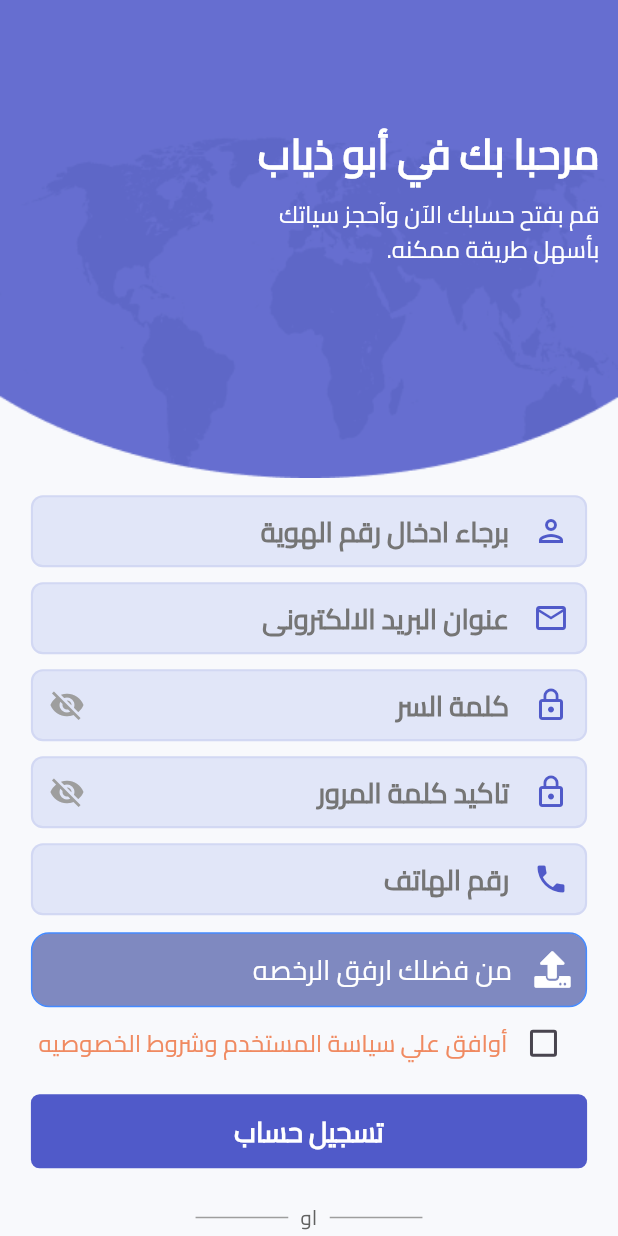
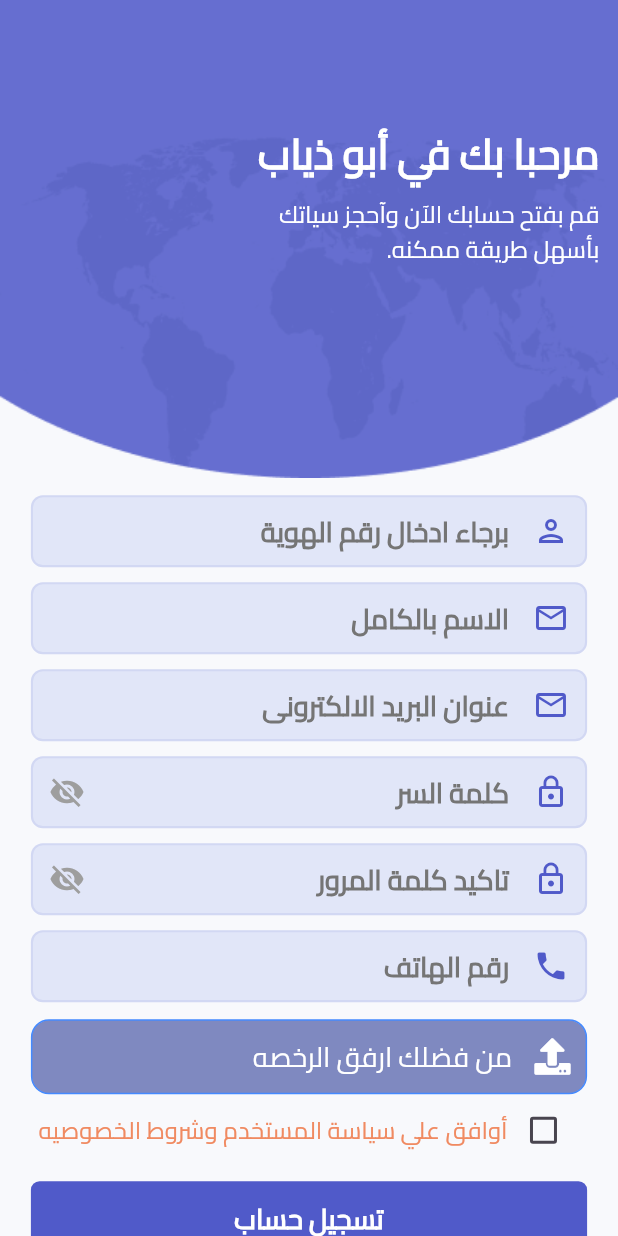
Before and after one commit to devTantawii/AD-mobile-v2.0.0, a Flutter app: the RegisterPage screen opened directly, on a phone screen of 412 x 824 dp. Run offline on Flutter 3.47's test engine with Material 3 defaults, Android fonts, the phone set to English and light mode, and no system bars; drawn by our look-alikes of bounce; our stand-ins replace auto_size_text, bloc, carousel_slider, dio, dotted_border, equatable and 21 more; missing offline and left inert: flutter_device_type, new_version, pay, top_modal_sheet, widget_zoom; accounts and stored records are empty; network calls fail; project files that could hold a hidden picture were left out.

Commit message:
chang build version number - add a user name in register Screen - add a validation on phone number  in register Screen - add regex saudi phone number  validation

```diff
--- a/devtools_options.yaml
+++ b/devtools_options.yaml
@@ -1 +1,2 @@
 extensions:
+  - provider: true
--- a/lib/modules/auth/register/presentaion/bloc/register_cubit.dart
+++ b/lib/modules/auth/register/presentaion/bloc/register_cubit.dart
@@ -33,7 +33,7 @@ class RegisterCubit extends Cubit<RegisterState> {
   }
 
   Future<void> userRegister({
-    String name = "TestName",
+    required String name ,
     required String email,
     required String phone,
     required String password,
--- a/lib/modules/auth/register/presentaion/pages/register_page.dart
+++ b/lib/modules/auth/register/presentaion/pages/register_page.dart
@@ -140,6 +140,20 @@ class _RegisterPageState extends State<RegisterPage> {
                                              context, value),
                                      auth: true,
                                    ),
+
+                                   SizedBox(height: 10),
+                                   ADPrimTextForm(
+                                     controller: userNameController,
+                                     type: TextInputType.text,
+                                     label: locale.isDirectionRTL(context)
+                                         ? "الاسم بالكامل"
+                                          : "Full User Name",
+                                     pIcon: Icons.email_outlined,
+                                     validat: (value) =>
+                                         FormValidator.nameValidate(
+                                             context, value),
+                                     auth: true,
+                                   ),
                                    SizedBox(height: 10),
                                    ADPrimTextForm(
                                      controller: emailController,
@@ -151,6 +165,8 @@ class _RegisterPageState extends State<RegisterPage> {
                                              context, value),
                                      auth: true,
                                    ),
+
+
                                    SizedBox(height: 10),
                                    ADPrimTextForm(
                                      controller: passwordController,
@@ -395,9 +411,8 @@ class _RegisterPageState extends State<RegisterPage> {
                                        cubit.imagePathFace != '') {
                                      cubit
                                        ..userRegister(
-                                           idNumber:
-                                           idNumberController.text,
-                                           name: 'Test_Name',
+                                           idNumber:  idNumberController.text,
+                                           name: userNameController.text,
                                            email: emailController.text,
                                            phone: phoneController.text,
                                            password:
--- a/lib/modules/home/additions/presentaion/widgets/services.dart
+++ b/lib/modules/home/additions/presentaion/widgets/services.dart
@@ -70,7 +70,6 @@ class _ServicesState extends State<Services> {
                                   .removeAddition(context, widget.features![index]);
                         });
                       },
-
                       value: checked[index],
                       title: Row(
                         mainAxisAlignment: MainAxisAlignment.spaceBetween,
@@ -83,6 +82,7 @@ class _ServicesState extends State<Services> {
                                   ),
                                 overflow: TextOverflow.ellipsis,
                                 maxLines: 1,),
+                              SizedBox(height: 8,),
                               Text(price![index] ?? "",
                                   style: TextStyle(
                                     fontSize: 16.sp,
@@ -92,11 +92,10 @@ class _ServicesState extends State<Services> {
                               ),
                             ],
                           ),
-
                           Text(
                             title![index] ?? "",
                             style: TextStyle(
-                              fontSize: 15.sp,
+                              fontSize: 14.sp,
                               fontWeight:FontWeight.w400,
                             ),
                             overflow: TextOverflow.ellipsis,
--- a/pubspec.yaml
+++ b/pubspec.yaml
@@ -3,7 +3,7 @@ description: A new Flutter project.
 
 publish_to: 'none' # Remove this line if you wish to publish to pub.dev
 
-version: 4.1.9+63
+version: 4.1.9+65
 environment:
   sdk: '>=2.17.0 <3.0.0'
 
```
Also changed, not shown: lib/core/helpers/validation/form_validator.dart (+9 -0 lines), lib/modules/home/payment/widget/payment_card.dart (+5 -4 lines), 2 other files.
